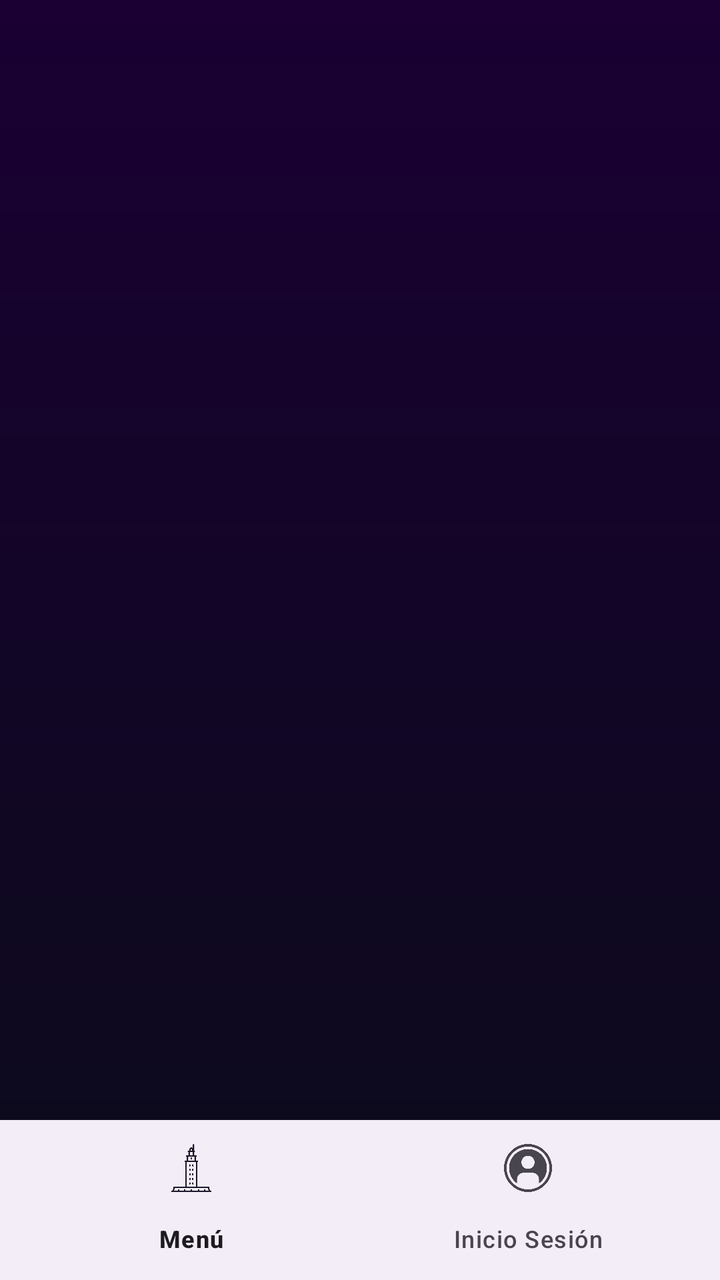
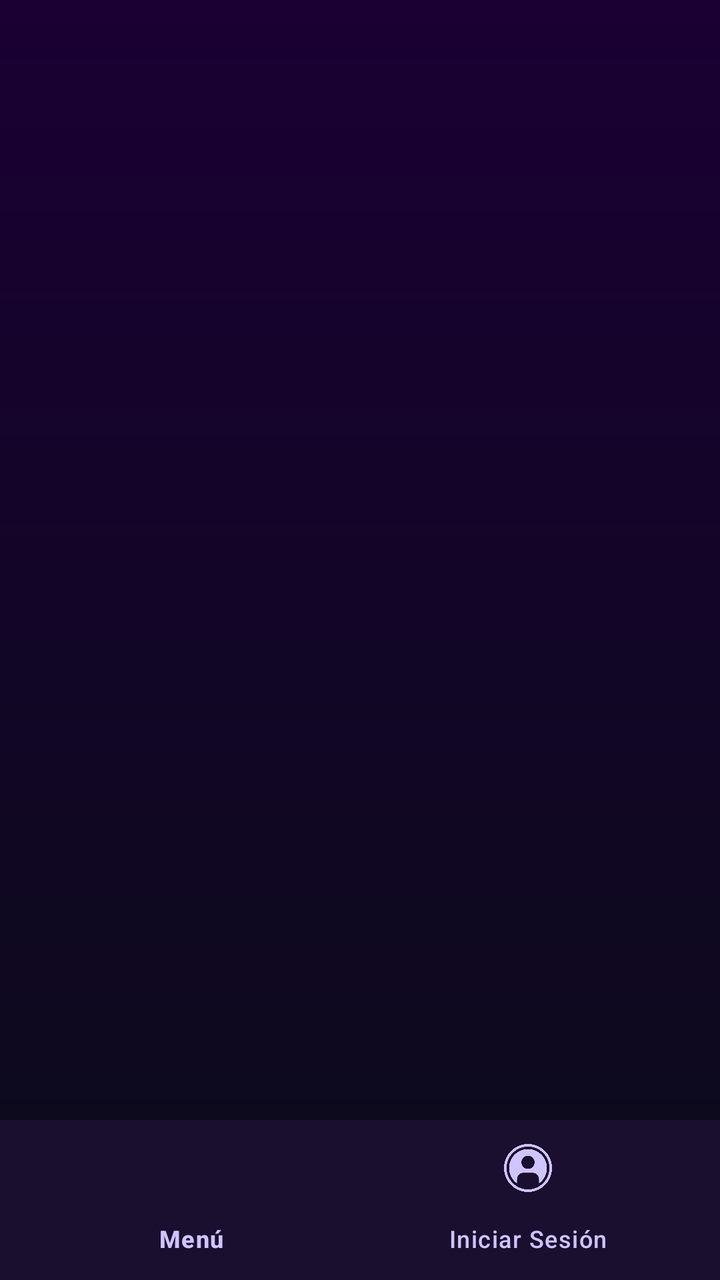

The first picture is an Android layout as it rendered before a commit; the second is the same layout after the commit. The layout source and the unified diff follow.
<!-- AndroidManifest.xml: application theme Theme.FerrolApp -->
<!-- res/layout/activity_main.xml -->
<?xml version="1.0" encoding="utf-8"?>
<androidx.constraintlayout.widget.ConstraintLayout
    xmlns:android="http://schemas.android.com/apk/res/android"
    xmlns:app="http://schemas.android.com/apk/res-auto"
    xmlns:tools="http://schemas.android.com/tools"
    android:id="@+id/main"
    android:layout_width="match_parent"
    android:layout_height="match_parent"
    android:background="@drawable/bg_retro"
    tools:context=".MainActivity">





    <androidx.fragment.app.FragmentContainerView
        android:id="@+id/fragmentContainer"
        android:layout_width="0dp"
        android:layout_height="0dp"
        app:layout_constraintTop_toTopOf="parent"
        app:layout_constraintBottom_toTopOf="@id/bottomNavigationView"
        app:layout_constraintStart_toStartOf="parent"
        app:layout_constraintEnd_toEndOf="parent"
        />

    <com.google.android.material.bottomnavigation.BottomNavigationView
        android:id="@+id/bottomNavigationView"
        android:layout_width="0dp"
        android:layout_height="wrap_content"
        app:layout_constraintBottom_toBottomOf="parent"
        app:layout_constraintStart_toStartOf="parent"
        app:layout_constraintEnd_toEndOf="parent"
        app:menu="@layout/bottom_nav_menu"/>
</androidx.constraintlayout.widget.ConstraintLayout>
<!-- res/layout/bottom_nav_menu.xml (included above) -->
<?xml version="1.0" encoding="utf-8"?>
<menu xmlns:android="http://schemas.android.com/apk/res/android">

    <item
        android:id="@+id/nav_main"
        android:title="Menú"
        android:icon="@drawable/ic_home"/>

    <item
        android:id="@+id/nav_login"
        android:title="Inicio Sesión"
        android:icon="@drawable/login"/>
</menu>
<!-- resources referenced by this layout -->
<resources>
  <!-- drawable bg_retro (drawable) -->
  <?xml version="1.0" encoding="utf-8"?>
  <shape xmlns:android="http://schemas.android.com/apk/res/android">
      <gradient
          android:startColor="#0B0B1A"
          android:endColor="#1A0033"
          android:angle="90"/>
  </shape>
  <!-- drawable ic_home: png bitmap (drawable, 5332 bytes) -->
  <!-- drawable login: png bitmap (drawable, 12635 bytes) -->
  <style name="Theme.FerrolApp" parent="Base.Theme.FerrolApp" />
  <style name="Base.Theme.FerrolApp" parent="Theme.Material3.DayNight.NoActionBar">
          
          
      </style>
</resources>

<!-- the commit's change to res/layout/activity_main.xml (unified diff, before → after) -->
@@ -27,22 +27,11 @@
         android:id="@+id/bottomNavigationView"
         android:layout_width="0dp"
         android:layout_height="wrap_content"
+        app:itemIconTint="@color/nav_item_selector"
+        app:itemTextColor="#CFC4FF"
+        android:background="@color/nav_bg"
         app:layout_constraintBottom_toBottomOf="parent"
         app:layout_constraintStart_toStartOf="parent"
         app:layout_constraintEnd_toEndOf="parent"
-        app:menu="@layout/bottom_nav_menu"/>
+        app:menu="@menu/bottom_nav_menu"/>
 </androidx.constraintlayout.widget.ConstraintLayout>
-<!-- res/layout/bottom_nav_menu.xml (included above) -->
-<?xml version="1.0" encoding="utf-8"?>
-<menu xmlns:android="http://schemas.android.com/apk/res/android">
-
-    <item
-        android:id="@+id/nav_main"
-        android:title="Menú"
-        android:icon="@drawable/ic_home"/>
-
-    <item
-        android:id="@+id/nav_login"
-        android:title="Inicio Sesión"
-        android:icon="@drawable/login"/>
-</menu>
<!-- resource entries referenced after the edit -->
@@ -1,5 +1,6 @@
 <!-- resources referenced by this layout -->
 <resources>
+  <color name="nav_bg">#1A0F2E</color>
   <!-- drawable bg_retro (drawable) -->
   <?xml version="1.0" encoding="utf-8"?>
   <shape xmlns:android="http://schemas.android.com/apk/res/android">
@@ -8,8 +9,6 @@
           android:endColor="#1A0033"
           android:angle="90"/>
   </shape>
-  <!-- drawable ic_home: png bitmap (drawable, 5332 bytes) -->
-  <!-- drawable login: png bitmap (drawable, 12635 bytes) -->
   <style name="Theme.FerrolApp" parent="Base.Theme.FerrolApp" />
   <style name="Base.Theme.FerrolApp" parent="Theme.Material3.DayNight.NoActionBar">
           
